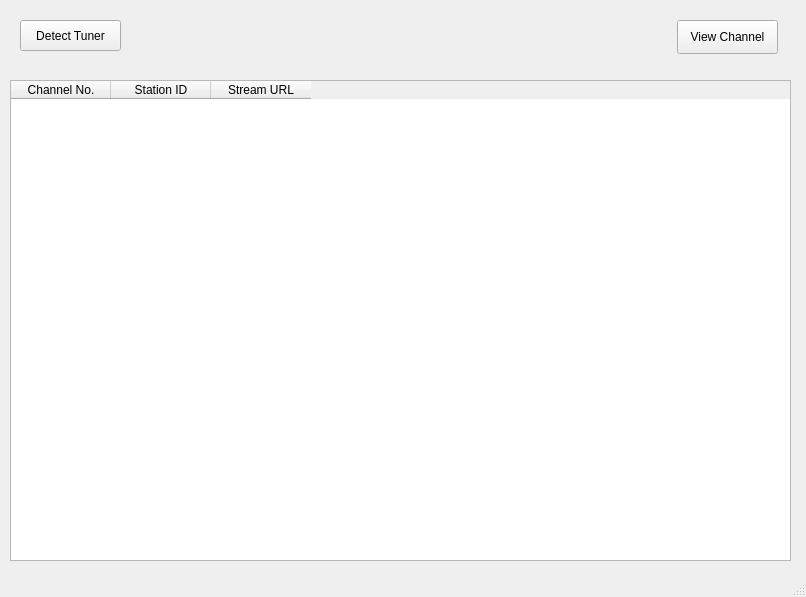
First picture: the form in mainwindow.ui, repository scoronado12/hdhomerun-gui, before the edit.
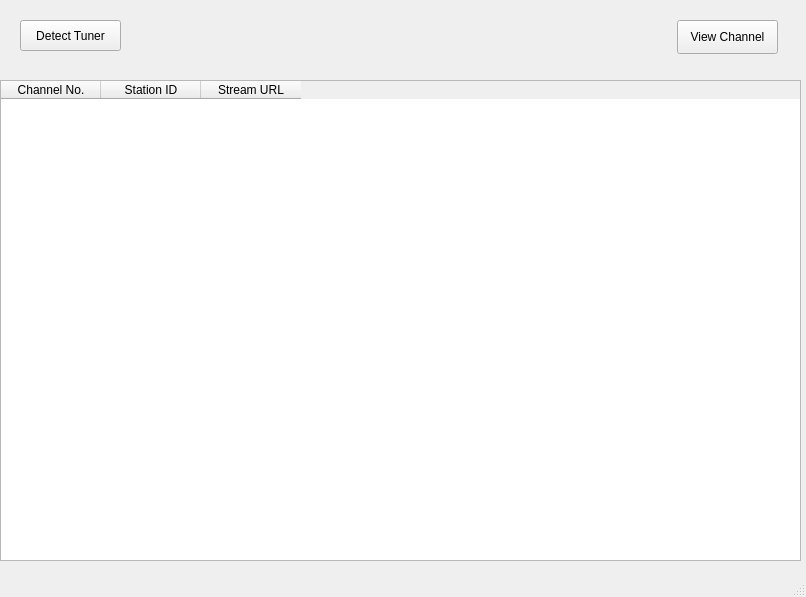
Second picture: the form after the edit.

```diff
--- a/mainwindow.ui
+++ b/mainwindow.ui
@@ -42,9 +42,9 @@
    <widget class="QTableWidget" name="channelTable">
     <property name="geometry">
      <rect>
-      <x>10</x>
+      <x>0</x>
       <y>80</y>
-      <width>781</width>
+      <width>801</width>
       <height>481</height>
      </rect>
     </property>
```
Left out of the diff: 2 changed lines with no effect on the pictures.
